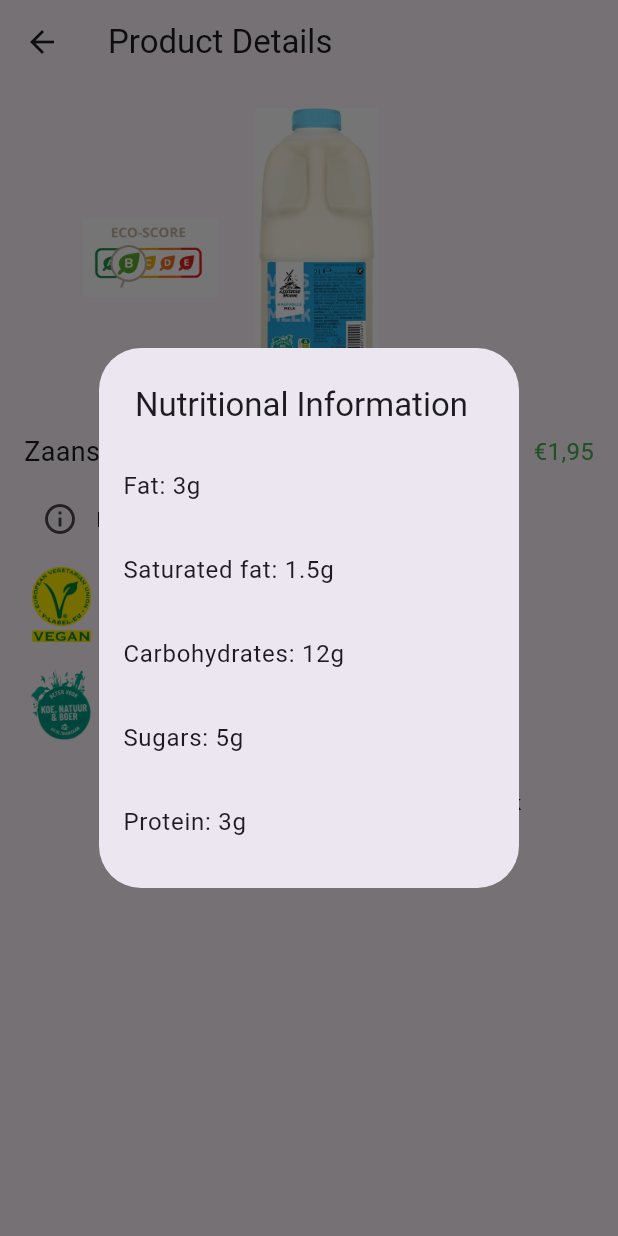
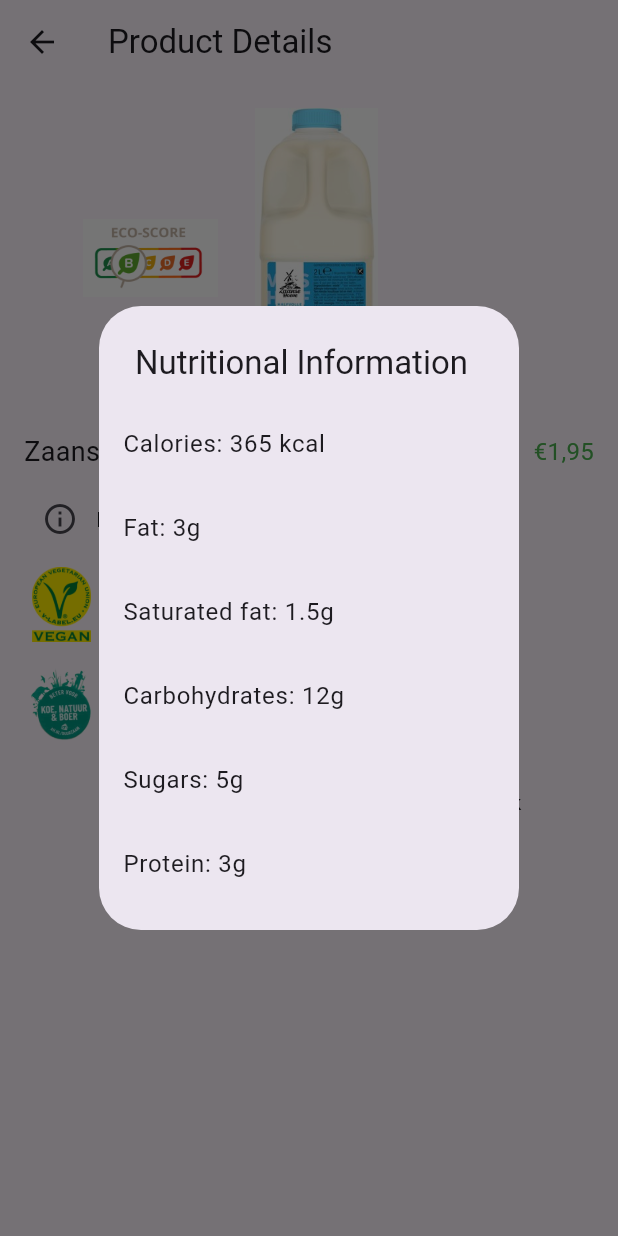
Before and after one commit to Lil-durk/concious_consumer_duo_app, a Flutter app: the ProductDetailsPage screen opened by its route, after a tap on the "info outline" icon, on a phone screen of 412 x 824 dp. Run offline on Flutter 3.47's test engine with Material 3 defaults, Android fonts, the phone set to English and light mode, and no system bars; our stand-ins replace native_barcode_scanner; missing offline and left inert: a package.

Commit message:
added nutri

```diff
--- a/lib/product_details.dart
+++ b/lib/product_details.dart
@@ -9,6 +9,7 @@ class ProductDetailsPage extends StatefulWidget {
 
 class _ProductDetailsPageState extends State<ProductDetailsPage> {
   final List<String> nutritionalValues = [
+    'Calories: 365 kcal',
     'Fat: 3g',
     'Saturated fat: 1.5g',
     'Carbohydrates: 12g',
```
